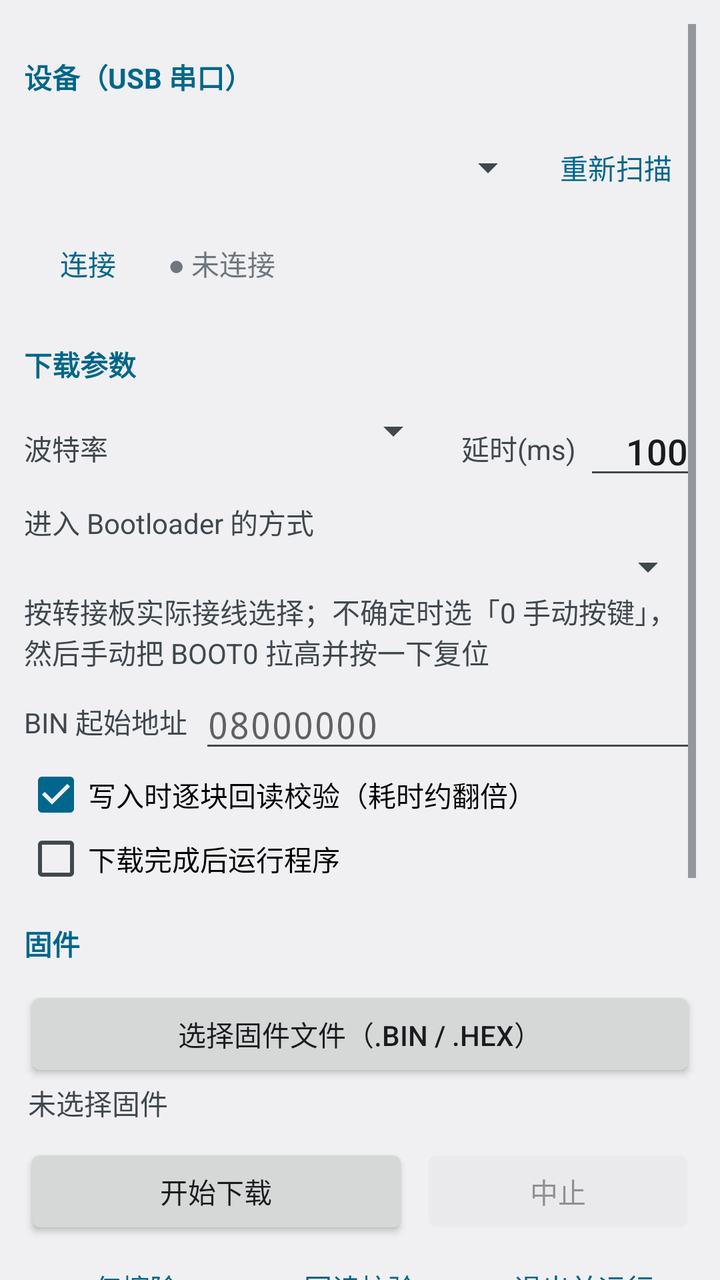
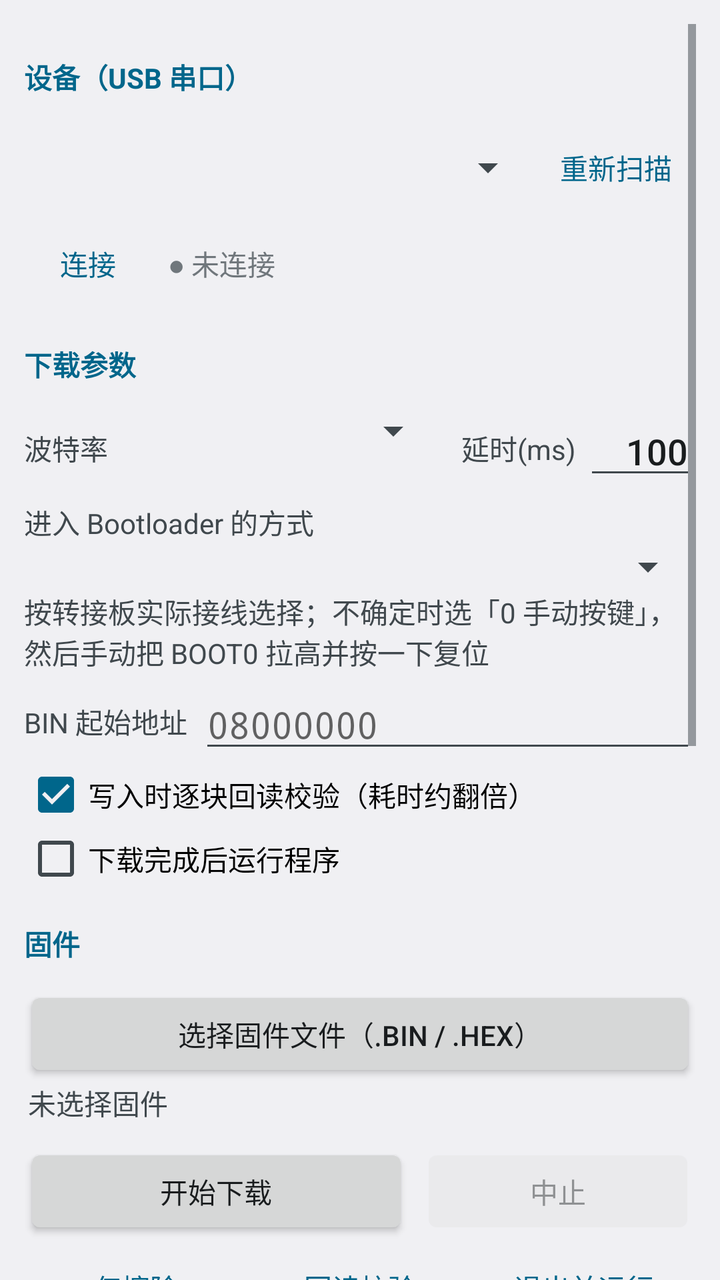

Before-and-after screenshots of an Android layout around one commit, followed by the original layout XML and the change that was made.
<!-- AndroidManifest.xml: application theme AppTheme -->
<!-- res/layout/activity_isp.xml -->
<?xml version="1.0" encoding="utf-8"?>
<ScrollView xmlns:android="http://schemas.android.com/apk/res/android"
    android:id="@+id/sv_root"
    android:layout_width="match_parent"
    android:layout_height="match_parent"
    android:clipToPadding="false"
    android:fillViewport="true"
    android:padding="12dp">

    <LinearLayout
        android:layout_width="match_parent"
        android:layout_height="wrap_content"
        android:orientation="vertical">

        

        <TextView
            style="@style/IspSection"
            android:text="@string/isp_section_device" />

        <View style="@style/IspDivider" />

        <LinearLayout
            android:layout_width="match_parent"
            android:layout_height="wrap_content"
            android:layout_marginTop="6dp"
            android:orientation="horizontal">

            <Spinner
                android:id="@+id/sp_device"
                android:layout_width="0dp"
                android:layout_height="wrap_content"
                android:layout_gravity="center_vertical"
                android:layout_weight="1" />

            <Button
                android:id="@+id/btn_rescan"
                style="?android:attr/buttonBarButtonStyle"
                android:layout_width="wrap_content"
                android:layout_height="wrap_content"
                android:text="@string/isp_rescan" />
        </LinearLayout>

        <LinearLayout
            android:layout_width="match_parent"
            android:layout_height="wrap_content"
            android:orientation="horizontal">

            <Button
                android:id="@+id/btn_connect"
                style="?android:attr/buttonBarButtonStyle"
                android:layout_width="wrap_content"
                android:layout_height="wrap_content"
                android:text="@string/isp_connect" />

            <TextView
                android:id="@+id/tv_usb_state"
                android:layout_width="0dp"
                android:layout_height="wrap_content"
                android:layout_gravity="center_vertical"
                android:layout_marginStart="8dp"
                android:layout_weight="1"
                android:ellipsize="end"
                android:maxLines="2"
                android:text="@string/isp_usb_disconnected"
                android:textAppearance="?android:attr/textAppearanceSmall" />
        </LinearLayout>

        

        <TextView
            style="@style/IspSection"
            android:text="@string/isp_section_params" />

        <View style="@style/IspDivider" />

        <LinearLayout
            android:layout_width="match_parent"
            android:layout_height="wrap_content"
            android:layout_marginTop="6dp"
            android:baselineAligned="false"
            android:orientation="horizontal">

            <TextView
                style="@style/IspLabel"
                android:layout_gravity="center_vertical"
                android:text="@string/isp_baud" />

            <Spinner
                android:id="@+id/sp_baud"
                android:layout_width="0dp"
                android:layout_height="wrap_content"
                android:layout_marginStart="6dp"
                android:layout_weight="1" />

            <TextView
                style="@style/IspLabel"
                android:layout_gravity="center_vertical"
                android:layout_marginStart="10dp"
                android:text="@string/isp_step_delay" />

            <EditText
                android:id="@+id/et_delay"
                android:layout_width="56dp"
                android:layout_height="wrap_content"
                android:layout_marginStart="4dp"
                android:gravity="end"
                android:imeOptions="actionDone"
                android:importantForAutofill="no"
                android:inputType="number"
                android:maxLength="4"
                android:text="@string/isp_delay_default" />
        </LinearLayout>

        <TextView
            style="@style/IspLabel"
            android:layout_marginTop="6dp"
            android:text="@string/isp_boot_mode" />

        <Spinner
            android:id="@+id/sp_boot_mode"
            android:layout_width="match_parent"
            android:layout_height="match_parent" />

        <TextView
            android:id="@+id/tv_boot_mode_hint"
            android:layout_width="match_parent"
            android:layout_height="wrap_content"
            android:text="@string/isp_boot_mode_hint"
            android:textAppearance="?android:attr/textAppearanceSmall"
            android:textColor="?android:attr/textColorSecondary" />

        <LinearLayout
            android:layout_width="match_parent"
            android:layout_height="wrap_content"
            android:layout_marginTop="4dp"
            android:orientation="horizontal">

            <TextView
                style="@style/IspLabel"
                android:layout_gravity="center_vertical"
                android:text="@string/isp_bin_addr" />

            <EditText
                android:id="@+id/et_bin_addr"
                android:layout_width="0dp"
                android:layout_height="wrap_content"
                android:layout_marginStart="6dp"
                android:layout_weight="1"
                android:digits="0123456789abcdefABCDEFxX"
                android:fontFamily="monospace"
                android:hint="@string/isp_bin_addr_hint"
                android:imeOptions="actionDone"
                android:importantForAutofill="no"
                android:inputType="textNoSuggestions"
                android:maxLength="10"
                android:rotation="0" />
        </LinearLayout>

        <CheckBox
            android:id="@+id/cb_verify"
            android:layout_width="match_parent"
            android:layout_height="wrap_content"
            android:checked="true"
            android:text="@string/isp_verify_each_page" />

        <CheckBox
            android:id="@+id/cb_run_after"
            android:layout_width="match_parent"
            android:layout_height="wrap_content"
            android:text="@string/isp_run_after" />

        

        <TextView
            style="@style/IspSection"
            android:text="@string/isp_section_firmware" />

        <View style="@style/IspDivider" />

        <Button
            android:id="@+id/btn_pick_file"
            android:layout_width="match_parent"
            android:layout_height="wrap_content"
            android:layout_marginTop="6dp"
            android:text="@string/isp_pick_file" />

        <TextView
            android:id="@+id/tv_firmware"
            android:layout_width="match_parent"
            android:layout_height="wrap_content"
            android:paddingStart="2dp"
            android:paddingEnd="2dp"
            android:text="@string/isp_firmware_none"
            android:textAppearance="?android:attr/textAppearanceSmall"
            android:textColor="?android:attr/textColorSecondary" />

        
        <TextView
            android:id="@+id/tv_recent_title"
            style="@style/IspLabel"
            android:layout_marginTop="6dp"
            android:text="@string/isp_recent_title"
            android:visibility="gone" />

        <LinearLayout
            android:id="@+id/ll_recent"
            android:layout_width="match_parent"
            android:layout_height="wrap_content"
            android:orientation="vertical"
            android:visibility="gone" />

        

        <LinearLayout
            android:layout_width="match_parent"
            android:layout_height="wrap_content"
            android:layout_marginTop="10dp"
            android:orientation="horizontal">

            <Button
                android:id="@+id/btn_download"
                android:layout_width="0dp"
                android:layout_height="wrap_content"
                android:layout_weight="1.4"
                android:text="@string/isp_download" />

            <Button
                android:id="@+id/btn_cancel"
                android:layout_width="0dp"
                android:layout_height="wrap_content"
                android:layout_marginStart="6dp"
                android:layout_weight="1"
                android:enabled="false"
                android:text="@string/isp_cancel" />
        </LinearLayout>

        <LinearLayout
            android:layout_width="match_parent"
            android:layout_height="wrap_content"
            android:orientation="horizontal">

            <Button
                android:id="@+id/btn_erase"
                style="?android:attr/buttonBarButtonStyle"
                android:layout_width="0dp"
                android:layout_height="wrap_content"
                android:layout_weight="1"
                android:text="@string/isp_erase_only" />

            <Button
                android:id="@+id/btn_verify"
                style="?android:attr/buttonBarButtonStyle"
                android:layout_width="0dp"
                android:layout_height="wrap_content"
                android:layout_weight="1"
                android:text="@string/isp_verify_only" />

            <Button
                android:id="@+id/btn_run"
                style="?android:attr/buttonBarButtonStyle"
                android:layout_width="0dp"
                android:layout_height="wrap_content"
                android:layout_weight="1"
                android:text="@string/isp_run" />
        </LinearLayout>

        <ProgressBar
            android:id="@+id/pb_progress"
            style="?android:attr/progressBarStyleHorizontal"
            android:layout_width="match_parent"
            android:layout_height="wrap_content"
            android:layout_marginTop="2dp"
            android:max="100" />

        <TextView
            android:id="@+id/tv_progress"
            android:layout_width="match_parent"
            android:layout_height="wrap_content"
            android:text="@string/isp_progress_idle"
            android:textAppearance="?android:attr/textAppearanceSmall" />

        

        <TextView
            style="@style/IspSection"
            android:text="@string/isp_section_chip" />

        <View style="@style/IspDivider" />

        <LinearLayout
            android:id="@+id/ll_chip_header"
            style="@style/IspHeaderRow">

            <TextView
                android:id="@+id/tv_chip_summary"
                android:layout_width="0dp"
                android:layout_height="wrap_content"
                android:layout_gravity="center_vertical"
                android:layout_weight="1"
                android:ellipsize="end"
                android:maxLines="1"
                android:text="@string/isp_chip_unknown"
                android:textAppearance="?android:attr/textAppearanceMedium" />

            <TextView
                android:id="@+id/tv_chip_toggle"
                android:layout_width="wrap_content"
                android:layout_height="wrap_content"
                android:layout_gravity="center_vertical"
                android:layout_marginStart="8dp"
                android:text="@string/isp_toggle_collapsed"
                android:textAppearance="?android:attr/textAppearanceSmall"
                android:textColor="?android:attr/textColorSecondary" />
        </LinearLayout>

        <TextView
            android:id="@+id/tv_chip"
            android:layout_width="match_parent"
            android:layout_height="wrap_content"
            android:fontFamily="monospace"
            android:paddingBottom="6dp"
            android:text="@string/isp_chip_unknown"
            android:textAppearance="?android:attr/textAppearanceSmall"
            android:visibility="gone" />

        

        <TextView
            android:id="@+id/tv_log_title"
            style="@style/IspSection"
            android:text="@string/isp_section_log" />

        <View style="@style/IspDivider" />

        <ScrollView
            android:id="@+id/sv_log"
            android:layout_width="match_parent"
            android:layout_height="match_parent"
            android:layout_marginTop="4dp"
            android:background="@drawable/bg_isp_box"
            android:fadeScrollbars="false"
            android:padding="2dp"
            android:scrollbarStyle="insideOverlay">

            <TextView
                android:id="@+id/tv_log"
                android:layout_width="match_parent"
                android:layout_height="wrap_content"
                android:fontFamily="monospace"
                android:lineSpacingExtra="1dp"
                android:padding="4dp"
                android:textAppearance="?android:attr/textAppearanceSmall"
                android:textIsSelectable="true" />
        </ScrollView>

        <LinearLayout
            android:layout_width="match_parent"
            android:layout_height="wrap_content"
            android:layout_marginBottom="8dp"
            android:orientation="horizontal">

            <Button
                android:id="@+id/btn_clear_log"
                style="?android:attr/buttonBarButtonStyle"
                android:layout_width="0dp"
                android:layout_height="wrap_content"
                android:layout_weight="1"
                android:text="@string/isp_menu_clear_log" />

            <Button
                android:id="@+id/btn_save_log"
                style="?android:attr/buttonBarButtonStyle"
                android:layout_width="0dp"
                android:layout_height="wrap_content"
                android:layout_weight="1"
                android:text="@string/isp_menu_save_log" />

            <Button
                android:id="@+id/btn_log_full"
                style="?android:attr/buttonBarButtonStyle"
                android:layout_width="0dp"
                android:layout_height="wrap_content"
                android:layout_weight="1"
                android:text="@string/isp_log_full" />
        </LinearLayout>
    </LinearLayout>
</ScrollView>
<!-- resources referenced by this layout -->
<resources>
  <!-- drawable bg_isp_box (drawable) -->
  <?xml version="1.0" encoding="utf-8"?>
  <shape xmlns:android="http://schemas.android.com/apk/res/android"
      android:shape="rectangle">
      <solid android:color="?android:attr/colorBackground" />
      <stroke
          android:width="1dp"
          android:color="?android:attr/colorControlHighlight" />
      <corners android:radius="4dp" />
  </shape>
  <string name="isp_baud">波特率</string>
  <string name="isp_bin_addr">BIN 起始地址</string>
  <string name="isp_bin_addr_hint">08000000</string>
  <string name="isp_boot_mode">进入 Bootloader 的方式</string>
  <string name="isp_boot_mode_hint">按转接板实际接线选择；不确定时选「0 手动按键」，然后手动把 BOOT0 拉高并按一下复位</string>
  <string name="isp_cancel">中止</string>
  <string name="isp_chip_unknown">未读取</string>
  <string name="isp_connect">连接</string>
  <string name="isp_delay_default">100</string>
  <string name="isp_download">开始下载</string>
  <string name="isp_erase_only">仅擦除</string>
  <string name="isp_firmware_none">未选择固件</string>
  <string name="isp_log_full">全屏</string>
  <string name="isp_menu_clear_log">清除日志</string>
  <string name="isp_menu_save_log">导出日志</string>
  <string name="isp_pick_file">选择固件文件（.bin / .hex）</string>
  <string name="isp_progress_idle">就绪</string>
  <string name="isp_recent_title">最近打开</string>
  <string name="isp_rescan">重新扫描</string>
  <string name="isp_run">退出并运行</string>
  <string name="isp_run_after">下载完成后运行程序</string>
  <string name="isp_section_chip">芯片信息</string>
  <string name="isp_section_device">设备（USB 串口）</string>
  <string name="isp_section_firmware">固件</string>
  <string name="isp_section_log">运行日志</string>
  <string name="isp_section_params">下载参数</string>
  <string name="isp_step_delay">延时(ms)</string>
  <string name="isp_toggle_collapsed">▸</string>
  <string name="isp_usb_disconnected">● 未连接</string>
  <string name="isp_verify_each_page">写入时逐块回读校验（耗时约翻倍）</string>
  <string name="isp_verify_only">回读校验</string>
  <style name="IspDivider">
          <item name="android:layout_width">match_parent</item>
          <item name="android:layout_height">1dp</item>
          <item name="android:background">?android:attr/colorControlHighlight</item>
      </style>
  <style name="IspHeaderRow">
          <item name="android:layout_width">match_parent</item>
          <item name="android:layout_height">wrap_content</item>
          <item name="android:orientation">horizontal</item>
          <item name="android:clickable">true</item>
          <item name="android:focusable">true</item>
          <item name="android:background">?android:attr/selectableItemBackground</item>
          <item name="android:paddingTop">8dp</item>
          <item name="android:paddingBottom">8dp</item>
      </style>
  <style name="IspLabel">
          <item name="android:layout_height">wrap_content</item>
          <item name="android:layout_width">wrap_content</item>
          <item name="android:textAppearance">?android:attr/textAppearanceSmall</item>
          <item name="android:textColor">?android:attr/textColorSecondary</item>
      </style>
  <style name="IspSection">
          <item name="android:layout_width">match_parent</item>
          <item name="android:layout_height">wrap_content</item>
          <item name="android:layout_marginTop">16dp</item>
          <item name="android:paddingBottom">4dp</item>
          <item name="android:textSize">14sp</item>
          <item name="android:textStyle">bold</item>
          <item name="android:textColor">?android:attr/colorAccent</item>
      </style>
  <style name="AppTheme" parent="@android:style/Theme.DeviceDefault.Light.DarkActionBar" />
</resources>

<!-- the commit's change to res/layout/activity_isp.xml (unified diff, before → after) -->
@@ -120,7 +120,7 @@
         <Spinner
             android:id="@+id/sp_boot_mode"
             android:layout_width="match_parent"
-            android:layout_height="match_parent" />
+            android:layout_height="wrap_content" />
 
         <TextView
             android:id="@+id/tv_boot_mode_hint"
@@ -333,10 +333,11 @@
 
         <View style="@style/IspDivider" />
 
+        
         <ScrollView
             android:id="@+id/sv_log"
             android:layout_width="match_parent"
-            android:layout_height="match_parent"
+            android:layout_height="200dp"
             android:layout_marginTop="4dp"
             android:background="@drawable/bg_isp_box"
             android:fadeScrollbars="false"
